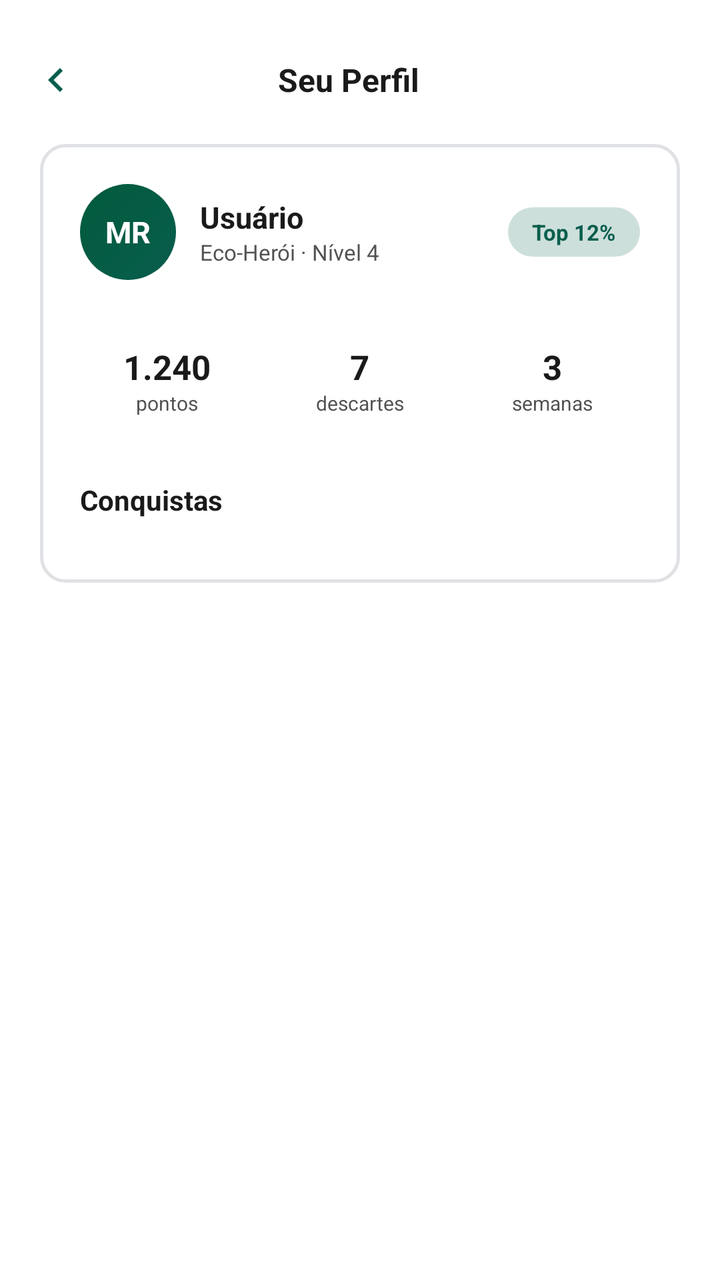
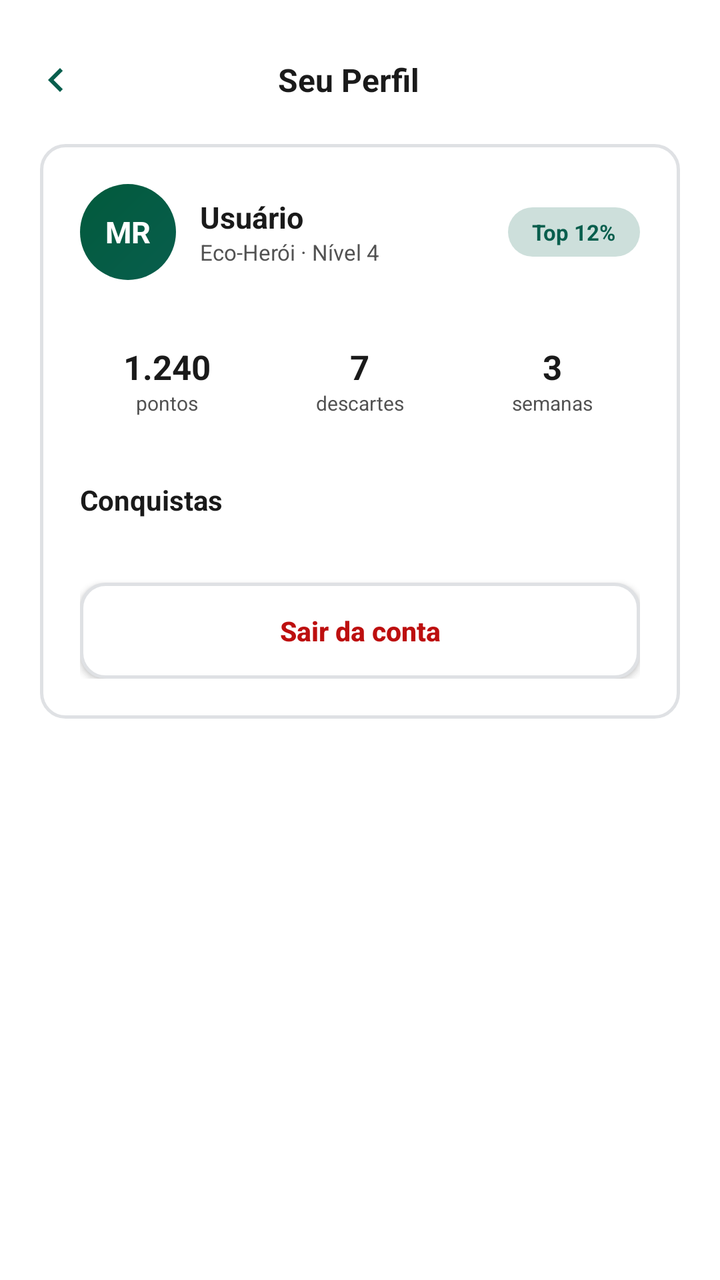

Screens rendered from an Android XML layout before and after an edit, with the pre-edit source and the edit as a unified diff.
<!-- AndroidManifest.xml: application theme Theme.EcoVault_PI_Mobile -->
<!-- res/layout/activity_perfil.xml -->
<?xml version="1.0" encoding="utf-8"?>
<LinearLayout xmlns:android="http://schemas.android.com/apk/res/android"
    xmlns:app="http://schemas.android.com/apk/res-auto"
    android:layout_width="match_parent"
    android:layout_height="match_parent"
    android:orientation="vertical"
    android:background="@color/background">

    <LinearLayout
        android:layout_width="match_parent"
        android:layout_height="wrap_content"
        android:orientation="horizontal"
        android:gravity="center_vertical"
        android:paddingStart="8dp"
        android:paddingEnd="20dp"
        android:paddingTop="20dp"
        android:paddingBottom="12dp">

        <ImageButton
            android:id="@+id/btnVoltarPerfil"
            android:layout_width="40dp"
            android:layout_height="40dp"
            android:background="?attr/selectableItemBackgroundBorderless"
            android:src="@drawable/ic_chevron_left"
            app:tint="@color/primary"/>

        <TextView
            android:layout_width="0dp"
            android:layout_height="wrap_content"
            android:layout_weight="1"
            android:gravity="center"
            android:text="Seu Perfil"
            android:textColor="@color/foreground"
            android:textSize="16sp"
            android:textStyle="bold"
            android:layout_marginEnd="40dp"/>

    </LinearLayout>

    <ScrollView
        android:layout_width="match_parent"
        android:layout_height="0dp"
        android:layout_weight="1">

        <LinearLayout
            android:layout_width="match_parent"
            android:layout_height="wrap_content"
            android:orientation="vertical"
            android:paddingStart="20dp"
            android:paddingEnd="20dp"
            android:paddingBottom="20dp">

            <LinearLayout
                android:layout_width="match_parent"
                android:layout_height="wrap_content"
                android:orientation="vertical"
                android:background="@drawable/search_box_bg"
                android:padding="20dp">

                
                <LinearLayout
                    android:layout_width="match_parent"
                    android:layout_height="wrap_content"
                    android:orientation="horizontal"
                    android:gravity="center_vertical"
                    android:layout_marginBottom="20dp">

                    <TextView
                        android:id="@+id/txtAvatarIniciais"
                        android:layout_width="48dp"
                        android:layout_height="48dp"
                        android:background="@drawable/gradient_fab"
                        android:gravity="center"
                        android:text="MR"
                        android:textColor="@color/white"
                        android:textSize="15sp"
                        android:textStyle="bold"/>

                    <LinearLayout
                        android:layout_width="0dp"
                        android:layout_height="wrap_content"
                        android:layout_weight="1"
                        android:layout_marginStart="12dp"
                        android:orientation="vertical">

                        <TextView
                            android:id="@+id/txtNomeUsuario"
                            android:layout_width="wrap_content"
                            android:layout_height="wrap_content"
                            android:text="Usuário"
                            android:textColor="@color/foreground"
                            android:textSize="15sp"
                            android:textStyle="bold"/>

                        <TextView
                            android:layout_width="wrap_content"
                            android:layout_height="wrap_content"
                            android:text="Eco-Herói · Nível 4"
                            android:textColor="@color/muted_foreground"
                            android:textSize="11sp"/>
                    </LinearLayout>

                    <TextView
                        android:layout_width="wrap_content"
                        android:layout_height="wrap_content"
                        android:background="@drawable/top_percent_badge"
                        android:paddingStart="12dp"
                        android:paddingEnd="12dp"
                        android:paddingTop="5dp"
                        android:paddingBottom="5dp"
                        android:text="Top 12%"
                        android:textColor="@color/primary"
                        android:textSize="11sp"
                        android:textStyle="bold"/>

                </LinearLayout>

                
                <LinearLayout
                    android:layout_width="match_parent"
                    android:layout_height="wrap_content"
                    android:orientation="horizontal"
                    android:layout_marginBottom="20dp">

                    <LinearLayout
                        android:layout_width="0dp"
                        android:layout_height="wrap_content"
                        android:layout_weight="1"
                        android:orientation="vertical"
                        android:gravity="center"
                        android:background="@drawable/stat_box_bg"
                        android:padding="12dp"
                        android:layout_marginEnd="6dp">

                        <TextView
                            android:id="@+id/txtStatPontos"
                            android:layout_width="wrap_content"
                            android:layout_height="wrap_content"
                            android:text="1.240"
                            android:textColor="@color/foreground"
                            android:textSize="17sp"
                            android:textStyle="bold"/>

                        <TextView
                            android:layout_width="wrap_content"
                            android:layout_height="wrap_content"
                            android:text="pontos"
                            android:textColor="@color/muted_foreground"
                            android:textSize="10sp"/>
                    </LinearLayout>

                    <LinearLayout
                        android:layout_width="0dp"
                        android:layout_height="wrap_content"
                        android:layout_weight="1"
                        android:orientation="vertical"
                        android:gravity="center"
                        android:background="@drawable/stat_box_bg"
                        android:padding="12dp"
                        android:layout_marginStart="3dp"
                        android:layout_marginEnd="3dp">

                        <TextView
                            android:id="@+id/txtStatDescartes"
                            android:layout_width="wrap_content"
                            android:layout_height="wrap_content"
                            android:text="7"
                            android:textColor="@color/foreground"
                            android:textSize="17sp"
                            android:textStyle="bold"/>

                        <TextView
                            android:layout_width="wrap_content"
                            android:layout_height="wrap_content"
                            android:text="descartes"
                            android:textColor="@color/muted_foreground"
                            android:textSize="10sp"/>
                    </LinearLayout>

                    <LinearLayout
                        android:layout_width="0dp"
                        android:layout_height="wrap_content"
                        android:layout_weight="1"
                        android:orientation="vertical"
                        android:gravity="center"
                        android:background="@drawable/stat_box_bg"
                        android:padding="12dp"
                        android:layout_marginStart="6dp">

                        <TextView
                            android:id="@+id/txtStatSemanas"
                            android:layout_width="wrap_content"
                            android:layout_height="wrap_content"
                            android:text="3"
                            android:textColor="@color/foreground"
                            android:textSize="17sp"
                            android:textStyle="bold"/>

                        <TextView
                            android:layout_width="wrap_content"
                            android:layout_height="wrap_content"
                            android:text="semanas"
                            android:textColor="@color/muted_foreground"
                            android:textSize="10sp"/>
                    </LinearLayout>

                </LinearLayout>

                
                <TextView
                    android:layout_width="wrap_content"
                    android:layout_height="wrap_content"
                    android:text="Conquistas"
                    android:textColor="@color/foreground"
                    android:textSize="14sp"
                    android:textStyle="bold"
                    android:layout_marginBottom="12dp"/>

                <androidx.recyclerview.widget.RecyclerView
                    android:id="@+id/recyclerBadges"
                    android:layout_width="match_parent"
                    android:layout_height="wrap_content"
                    android:orientation="horizontal"
                    android:clipToPadding="false"/>

            </LinearLayout>

        </LinearLayout>
    </ScrollView>

</LinearLayout>
<!-- resources referenced by this layout -->
<resources>
  <color name="background">#FFFFFF</color>
  <color name="foreground">#1A1A1A</color>
  <color name="muted_foreground">#525252</color>
  <color name="primary">#085E4D</color>
  <color name="white">#FFFFFF</color>
  <!-- drawable gradient_fab (drawable) -->
  <?xml version="1.0" encoding="utf-8"?>
  <shape xmlns:android="http://schemas.android.com/apk/res/android"
      android:shape="oval">
      <gradient
          android:type="linear"
          android:angle="135"
          android:startColor="@color/primary"
          android:endColor="@color/emerald"/>
  </shape>
  <!-- drawable ic_chevron_left (drawable) -->
  <vector xmlns:android="http://schemas.android.com/apk/res/android" android:autoMirrored="true" android:height="24dp" android:tint="#000000" android:viewportHeight="960" android:viewportWidth="960" android:width="24dp">
        
      <path android:fillColor="@android:color/white" android:pathData="M560,720L320,480L560,240L616,296L432,480L616,664L560,720Z"/>
      
  </vector>
  <!-- drawable search_box_bg (drawable) -->
  <?xml version="1.0" encoding="utf-8"?>
  <shape xmlns:android="http://schemas.android.com/apk/res/android"
      android:shape="rectangle">
      <corners android:radius="12dp"/>
      <stroke android:width="1.5dp" android:color="@color/border"/>
      <solid android:color="@color/card"/>
  </shape>
  <!-- drawable stat_box_bg (drawable) -->
  <?xml version="1.0" encoding="utf-8"?>
  <shape xmlns:android="http://schemas.android.com/apk/res/android"
      android:shape="rectangle">
      <corners android:radius="10dp"/>
      <solid android:color="@color/card"/>
  </shape>
  <!-- drawable top_percent_badge (drawable) -->
  <?xml version="1.0" encoding="utf-8"?>
  <shape xmlns:android="http://schemas.android.com/apk/res/android"
      android:shape="rectangle">
      <corners android:radius="20dp"/>
      <solid android:color="@color/mint_glow2"/>
  </shape>
  <style name="Theme.EcoVault_PI_Mobile" parent="Base.Theme.EcoVault_PI_Mobile" />
  <color name="emerald">#025A3C</color>
  <color name="border">#DFE1E4</color>
  <color name="card">#FFFFFF</color>
  <color name="mint_glow2">#33085E4D</color>
  <style name="Base.Theme.EcoVault_PI_Mobile" parent="Theme.Material3.DayNight.NoActionBar">
          
          <item name="colorPrimary">@color/primary</item>
          <item name="colorPrimaryVariant">@color/mint_deep</item>
          <item name="colorOnPrimary">@color/white</item>
          <item name="colorSecondary">@color/emerald</item>
          <item name="colorSecondaryVariant">@color/mint_deep</item>
          <item name="colorOnSecondary">@color/white</item>
          <item name="android:statusBarColor">@color/background</item>
          <item name="android:windowBackground">@color/background</item>
      </style>
  <color name="mint_deep">#06473C</color>
</resources>

<!-- the commit's change to res/layout/activity_perfil.xml (unified diff, before → after) -->
@@ -223,6 +223,18 @@
                     android:orientation="horizontal"
                     android:clipToPadding="false"/>
 
+                <Button
+                    android:id="@+id/btnLogout"
+                    android:layout_width="match_parent"
+                    android:layout_height="48dp"
+                    android:layout_marginTop="20dp"
+                    android:background="@drawable/input_bg"
+                    android:text="Sair da conta"
+                    android:textColor="@color/destructive"
+                    android:textSize="13.5sp"
+                    android:textStyle="bold"
+                    android:textAllCaps="false"/>
+
             </LinearLayout>
 
         </LinearLayout>
<!-- resource entries referenced after the edit -->
@@ -1,6 +1,7 @@
 <!-- resources referenced by this layout -->
 <resources>
   <color name="background">#FFFFFF</color>
+  <color name="destructive">#BD0F0F</color>
   <color name="foreground">#1A1A1A</color>
   <color name="muted_foreground">#525252</color>
   <color name="primary">#085E4D</color>
@@ -21,6 +22,14 @@
       <path android:fillColor="@android:color/white" android:pathData="M560,720L320,480L560,240L616,296L432,480L616,664L560,720Z"/>
       
   </vector>
+  <!-- drawable input_bg (drawable) -->
+  <?xml version="1.0" encoding="utf-8"?>
+  <shape xmlns:android="http://schemas.android.com/apk/res/android"
+      android:shape="rectangle">
+      <corners android:radius="12dp"/>
+      <stroke android:width="1.5dp" android:color="@color/border"/>
+      <solid android:color="@color/card"/>
+  </shape>
   <!-- drawable search_box_bg (drawable) -->
   <?xml version="1.0" encoding="utf-8"?>
   <shape xmlns:android="http://schemas.android.com/apk/res/android"
